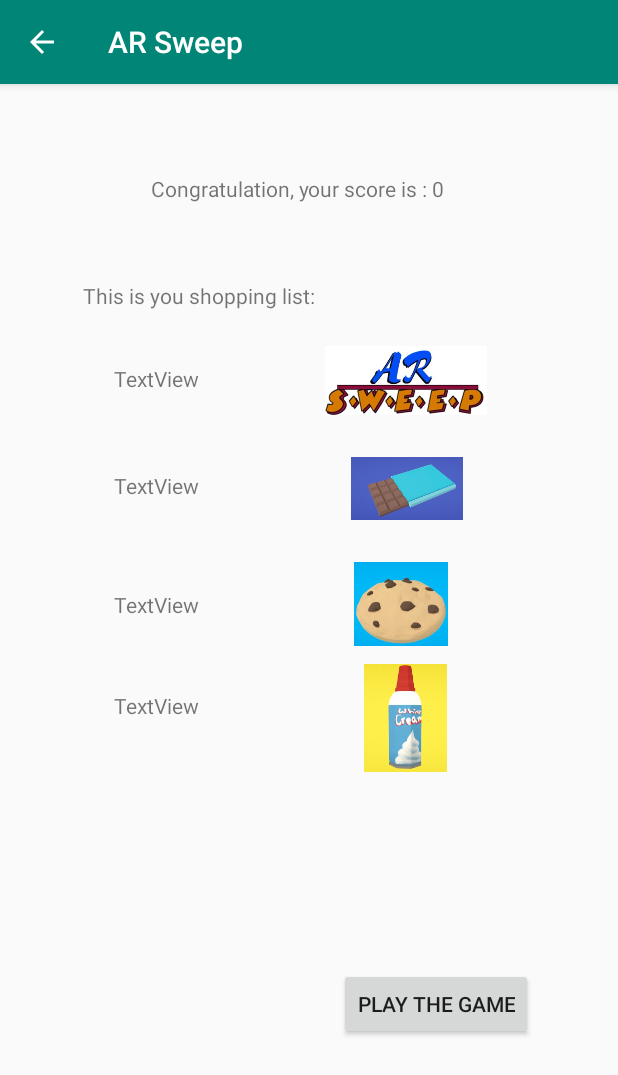
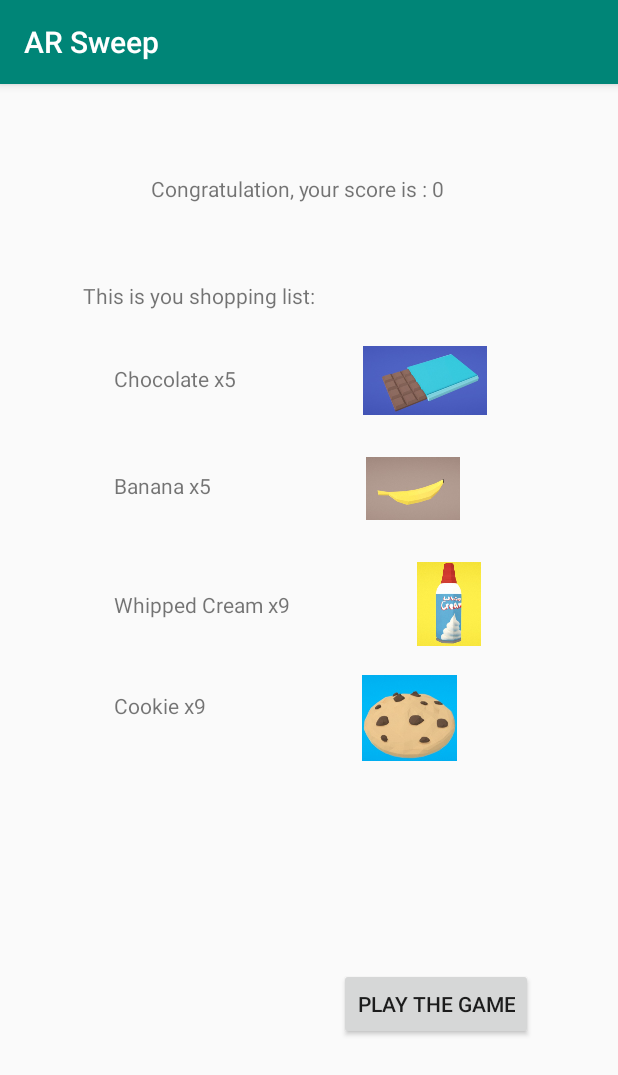
Before and after one commit to AdamMKD/AR-Sweep, an Android app: the TimeDisplayActivity screen opened directly, with no data from a screen before it, on a phone screen of 412 x 824 dp. Shown: the top 1075 px of the screen. Run offline under Robolectric (Android 15) with nearby library versions, the phone set to English and light mode, and no system bars.

Commit message:
Finished implementing the the shopping list and can pass the map to the AR.

```diff
--- a/app/src/main/java/com/example/testapplication/ARCoreTest.java
+++ b/app/src/main/java/com/example/testapplication/ARCoreTest.java
@@ -3,7 +3,6 @@ package com.example.testapplication;
 import android.app.Activity;
 import android.app.ActivityManager;
 import android.content.Context;
-import android.net.Uri;
 import android.os.Build;
 import android.util.Log;
 import android.view.Gravity;
@@ -13,14 +12,11 @@ import androidx.appcompat.app.AppCompatActivity;
 import android.os.Bundle;
 import com.google.ar.core.*;
 import com.google.ar.sceneform.*;
-import com.google.ar.sceneform.math.Vector3;
 import com.google.ar.sceneform.rendering.ModelRenderable;
 import com.google.ar.sceneform.ux.ArFragment;
 import com.google.ar.sceneform.ux.TransformableNode;
 
-import java.util.Collection;
 import java.util.Iterator;
-import java.util.List;
 import java.util.Random;
 
 public class ARCoreTest extends AppCompatActivity {
--- a/app/src/main/java/com/example/testapplication/Banana.java
+++ b/app/src/main/java/com/example/testapplication/Banana.java
@@ -1,8 +1,11 @@
 package com.example.testapplication;
+
+import java.net.URL;
 
 public class Banana extends ShoppingItem {
 
     public Banana(String name, int points, int resource) {
         super(name, points, resource);
+        imageValue = R.drawable.banana;
     }
 }
--- a/app/src/main/java/com/example/testapplication/Chocolate.java
+++ b/app/src/main/java/com/example/testapplication/Chocolate.java
@@ -4,5 +4,6 @@ public class Chocolate extends ShoppingItem {
 
     public Chocolate(String name, int points, int resource) {
         super(name, points, resource);
+        imageValue = R.drawable.chocolate;
     }
 }
--- a/app/src/main/java/com/example/testapplication/Cookie.java
+++ b/app/src/main/java/com/example/testapplication/Cookie.java
@@ -4,5 +4,6 @@ public class Cookie extends ShoppingItem {
 
     public Cookie(String name, int points, int resource) {
         super(name, points, resource);
+        imageValue = R.drawable.cookie;
     }
 }
--- a/app/src/main/java/com/example/testapplication/MilkCarton.java
+++ b/app/src/main/java/com/example/testapplication/MilkCarton.java
@@ -4,5 +4,6 @@ public class MilkCarton extends ShoppingItem {
 
     public MilkCarton(String name, int points, int resource) {
         super(name, points, resource);
+        imageValue = R.drawable.milkcarton;
     }
 }
--- a/app/src/main/java/com/example/testapplication/ShoppingItem.java
+++ b/app/src/main/java/com/example/testapplication/ShoppingItem.java
@@ -2,6 +2,7 @@ package com.example.testapplication;
 
 public class ShoppingItem {
 
+    public int imageValue;
     private String name;
     private int points;
     private int resource;
--- a/app/src/main/java/com/example/testapplication/TimeDisplayActivity.java
+++ b/app/src/main/java/com/example/testapplication/TimeDisplayActivity.java
@@ -2,18 +2,32 @@ package com.example.testapplication;
 
 import android.content.Intent;
 import android.os.Bundle;
-import android.view.MenuItem;
+import android.util.Log;
 import android.view.View;
 import android.widget.ImageView;
 import android.widget.TextView;
 
+import java.util.ArrayList;
+import java.util.Arrays;
+import java.util.HashMap;
+import java.util.Map;
 import java.util.Random;
 
 import androidx.appcompat.app.AppCompatActivity;
 
 public class TimeDisplayActivity extends AppCompatActivity {
 
-    private Random random;
+    public static Map<ShoppingItem, Integer> shoppingListMap = new HashMap<>();
+    private ArrayList<ShoppingItem> shoppingItems = new ArrayList<>(Arrays.asList(
+            new Banana("Banana", 5, R.raw.banana),
+            new Chocolate("Chocolate", 5, R.raw.chocolatebar),
+            new Cookie("Cookie", 3, R.raw.cookie),
+            new MilkCarton("Milk Carton", 7, R.raw.milkcarton),
+            new WhippedCream("Whipped Cream", 12, R.raw.cannedwhipcream)
+    ));
+    private Random random = new Random();
+    private int numberOfitems = 5;
+    private ArrayList<ShoppingItem> displayedListitems = new ArrayList<>();
 
     @Override
     protected void onCreate(Bundle savedInstanceState) {
@@ -26,28 +40,53 @@ public class TimeDisplayActivity extends AppCompatActivity {
         TextView shoppingListTextView = findViewById(R.id.shoppingList);
         shoppingListTextView.setText("This is you shopping list:");
 
+        populateItemMap();
         prepearShoppingList();
 
-        // Part of the back button functionality.
-        getSupportActionBar().setDisplayHomeAsUpEnabled(true);
+//        // Part of the back button functionality.
+//        getSupportActionBar().setDisplayHomeAsUpEnabled(true);
     }
 
-    @Override
-    public boolean onOptionsItemSelected(MenuItem item) {
-        // This is for the back button
-        switch (item.getItemId()) {
-            case android.R.id.home:
-                finish();
-                return true;
-        }
-        return super.onOptionsItemSelected(item);
-    }
+//    @Override
+//    public boolean onOptionsItemSelected(MenuItem item) {
+//        // This is for the back button
+//        QuizActivity.SCORE = 0;
+//        switch (item.getItemId()) {
+//            case android.R.id.home:
+//                finish();
+//                return true;
+//        }
+//        return super.onOptionsItemSelected(item);
+//    }
 
+    /**
+     * This takes you to the AR game part of the app.
+     *
+     * @param view the view that the button needs.
+     */
     public void arPage(View view) {
         Intent intent = new Intent(this, ARCoreTest.class);
         startActivity(intent);
     }
 
+    /**
+     * Populates the map that is passed to create the list to be passed to the AR part.
+     */
+    private void populateItemMap() {
+        for (int i = 0; i < 4; i++) {
+            int item = random.nextInt(numberOfitems);
+            Log.w("Item number", "Item is " + item);
+            while (displayedListitems.contains(shoppingItems.get(item))) {
+                item = random.nextInt(numberOfitems);
+            }
+            shoppingListMap.put(shoppingItems.get(item), random.nextInt(10) + 1);
+            displayedListitems.add(shoppingItems.get(item));
+        }
+    }
+
+    /**
+     * Displayed the image and text using random images.
+     */
     private void prepearShoppingList() {
         ImageView item1Image = findViewById(R.id.item1Image);
         ImageView item2Image = findViewById(R.id.item2Image);
@@ -59,6 +98,14 @@ public class TimeDisplayActivity extends AppCompatActivity {
         TextView item3Text = findViewById(R.id.item3Text);
         TextView item4Text = findViewById(R.id.item4Text);
 
-        item1Image.setImageResource(R.drawable.icon);
+        item1Image.setImageResource(displayedListitems.get(0).imageValue);
+        item2Image.setImageResource(displayedListitems.get(1).imageValue);
+        item3Image.setImageResource(displayedListitems.get(2).imageValue);
+        item4Image.setImageResource(displayedListitems.get(3).imageValue);
+
+        item1Text.setText(String.format("%s x%d", displayedListitems.get(0).getName(), shoppingListMap.get(displayedListitems.get(0))));
+        item2Text.setText(String.format("%s x%d", displayedListitems.get(1).getName(), shoppingListMap.get(displayedListitems.get(1))));
+        item3Text.setText(String.format("%s x%d", displayedListitems.get(2).getName(), shoppingListMap.get(displayedListitems.get(2))));
+        item4Text.setText(String.format("%s x%d", displayedListitems.get(3).getName(), shoppingListMap.get(displayedListitems.get(3))));
     }
 }
--- a/app/src/main/java/com/example/testapplication/WhippedCream.java
+++ b/app/src/main/java/com/example/testapplication/WhippedCream.java
@@ -4,5 +4,6 @@ public class WhippedCream extends ShoppingItem {
 
     public WhippedCream(String name, int points, int resource) {
         super(name, points, resource);
+        imageValue = R.drawable.whippedcream;
     }
 }
```
